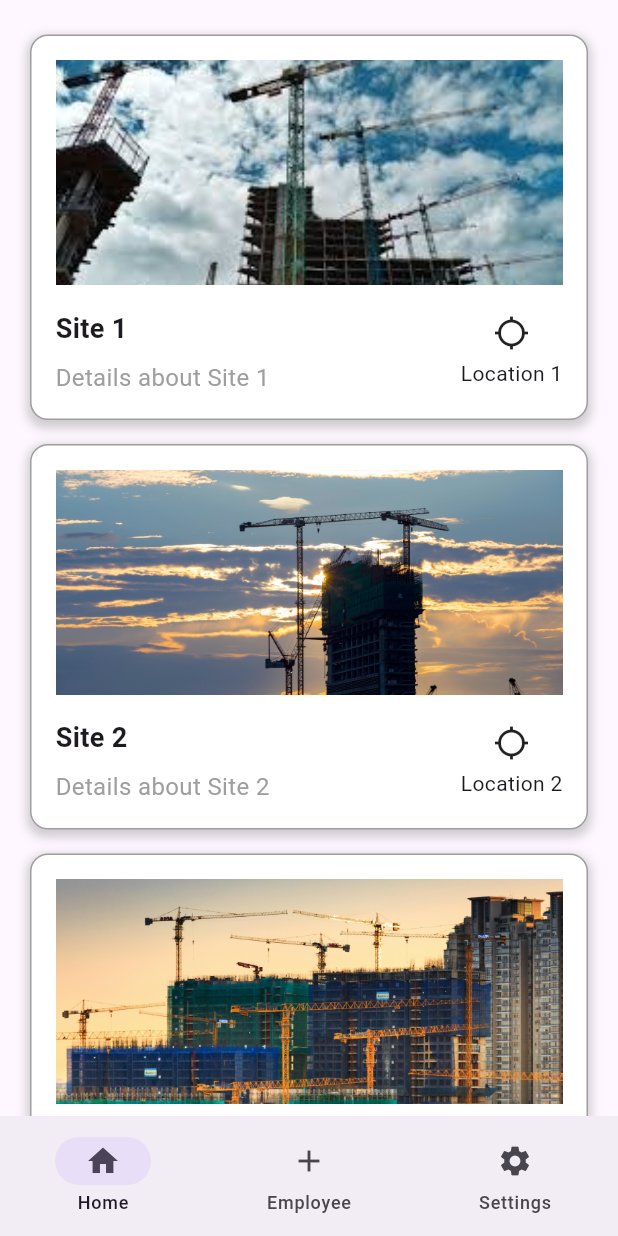
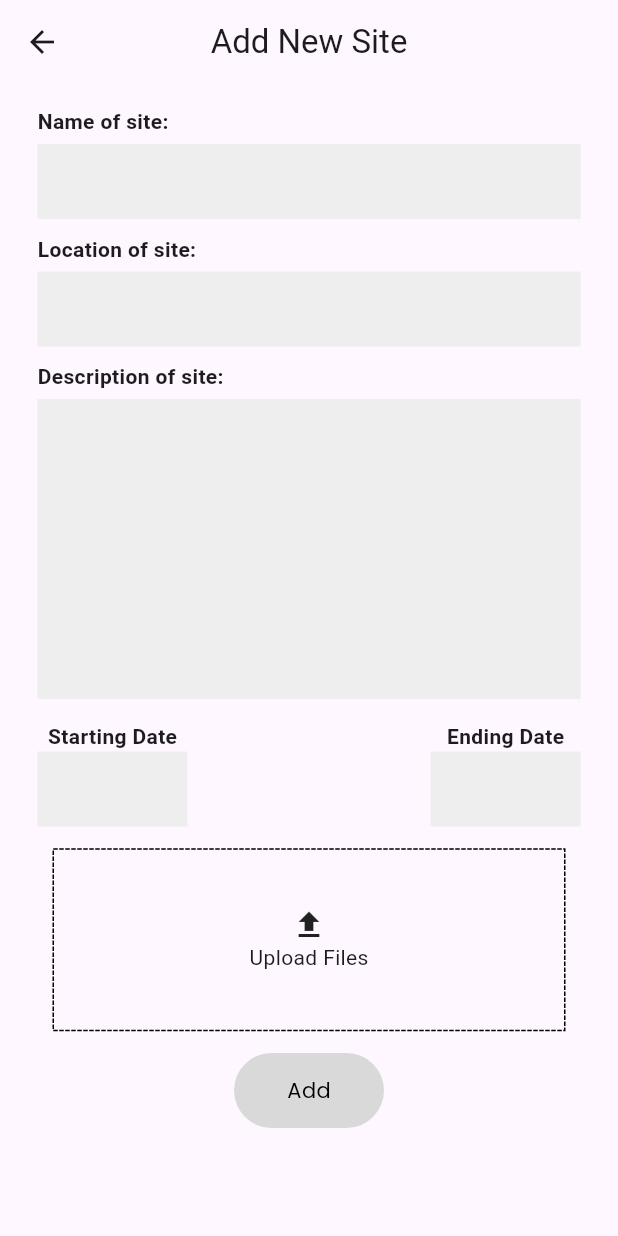
Before and after one commit to editorschamber/construction_user, a Flutter app: the screen it shows after launch, on a phone screen of 412 x 824 dp. Run offline on Flutter 3.47's test engine with Material 3 defaults, Android fonts, the phone set to English and light mode, and no system bars; drawn by our look-alikes of dotted_border; our stand-ins replace firebase_auth, firebase_core, get, pinput; accounts and stored records are empty.

Commit message:
added bindings and controllers

```diff
--- a/lib/main.dart
+++ b/lib/main.dart
@@ -4,10 +4,12 @@ import 'package:get/get_navigation/src/root/get_material_app.dart';
 import 'package:site_construct/firebase_options.dart';
 import 'package:site_construct/routes/route.dart';
 import 'package:site_construct/ui/user/addNewSite/add_new_site.dart';
+import 'package:site_construct/ui/user/addNewSite/binding/add_new_site_binding.dart';
 import 'package:site_construct/ui/user/login/binding/login_binding.dart';
 import 'package:site_construct/ui/user/login/login_screen.dart';
 import 'package:site_construct/ui/user/navigationMenu/navigation_menu.dart';
 import 'package:site_construct/ui/user/onBoarding/on_boarding_screen.dart';
+import 'package:site_construct/ui/user/profile/profile_screen.dart';
 
 void main() async {
   WidgetsFlutterBinding.ensureInitialized();
@@ -31,7 +33,9 @@ class MyApp extends StatelessWidget {
       ),
       debugShowCheckedModeBanner: false,
       getPages: routes,
-      home: const NavigationMenu(),
+      home: const AddNewSite(),
+      initialRoute: addNewSiteScreen,
+      initialBinding: AddNewSiteBinding(),
     );
   }
 }
--- a/lib/routes/route.dart
+++ b/lib/routes/route.dart
@@ -1,5 +1,7 @@
 import 'package:get/get_core/src/get_main.dart';
 import 'package:get/get_navigation/get_navigation.dart';
+import 'package:site_construct/ui/user/addNewSite/add_new_site.dart';
+import 'package:site_construct/ui/user/addNewSite/binding/add_new_site_binding.dart';
 import 'package:site_construct/ui/user/details/details_screen.dart';
 import 'package:site_construct/ui/user/homeScreen/home_screen.dart';
 import 'package:site_construct/ui/user/homeScreen/models/site.dart';
@@ -13,6 +15,8 @@ import 'package:site_construct/ui/user/otp/binding/otp_binding.dart';
 import 'package:site_construct/ui/user/otp/otp_screen.dart';
 import 'package:site_construct/ui/user/material/material_screen.dart';
 import 'package:site_construct/ui/user/otp/widgets/otp_page.dart';
+import 'package:site_construct/ui/user/profile/binding/profile_binding.dart';
+import 'package:site_construct/ui/user/profile/profile_screen.dart';
 import 'package:site_construct/ui/user/siteEmployee/site_employee_list.dart';
 
 const String homeScreen = "/homeScreen";
@@ -25,6 +29,8 @@ const String labourScreen = "/labourScreen";
 const String materialScreen = "/materialScreen";
 const String siteEmployeeList = "/siteEmployeeList";
 const String onBoardingScreen = "/onBoardingScreen";
+const String profileScreen = "/profileScreen";
+const String addNewSiteScreen = "/addNewSiteScreen";
 
 List<GetPage<dynamic>> routes = [
   GetPage(name: homeScreen, page: () => const HomeScreen()),
@@ -53,4 +59,14 @@ List<GetPage<dynamic>> routes = [
     page: () => OnBoardingScreen(),
     binding: OnBoardingBinding(),
   ),
+  GetPage(
+    name: profileScreen,
+    page: () => ProfileScreen(),
+    binding: ProfileBinding(),
+  ),
+  GetPage(
+    name: addNewSiteScreen,
+    page: () => AddNewSite(),
+    binding: AddNewSiteBinding(),
+  ),
 ];
--- a/lib/ui/user/addNewSite/binding/add_new_site_binding.dart
+++ b/lib/ui/user/addNewSite/binding/add_new_site_binding.dart
@@ -0,0 +1,9 @@
+import 'package:get/get.dart';
+import 'package:site_construct/ui/user/addNewSite/controller/add_new_site_controller.dart';
+
+class AddNewSiteBinding implements Bindings {
+  @override
+  void dependencies() {
+    Get.lazyPut<AddNewSiteController>(() => AddNewSiteController());
+  }
+}
--- a/lib/ui/user/addNewSite/controller/add_new_site_controller.dart
+++ b/lib/ui/user/addNewSite/controller/add_new_site_controller.dart
@@ -0,0 +1,24 @@
+import 'package:flutter/cupertino.dart';
+import 'package:get/get.dart';
+
+class AddNewSiteController extends GetxController{
+  TextEditingController siteNameController = TextEditingController();
+  TextEditingController locationController = TextEditingController();
+  TextEditingController descriptionController = TextEditingController();
+
+  void addFun(){
+    String siteName = siteNameController.text;
+    String location = locationController.text;
+    String description = descriptionController.text;
+
+    print("site name: $siteName");
+    print("site name: $location");
+    print("site name: $description");
+
+    Get.snackbar(
+      "Success",
+      "Profile updated successfully",
+      snackPosition: SnackPosition.BOTTOM,
+    );
+  }
+}
--- a/lib/ui/user/addNewSite/widgets/add_new_site_page.dart
+++ b/lib/ui/user/addNewSite/widgets/add_new_site_page.dart
@@ -0,0 +1,109 @@
+import 'package:dotted_border/dotted_border.dart';
+import 'package:flutter/material.dart';
+import 'package:get/get.dart';
+import 'package:site_construct/core/extension/text_style_extension.dart';
+import 'package:site_construct/ui/user/addNewSite/controller/add_new_site_controller.dart';
+
+import '../../../../constrant/custom_color.dart';
+import '../../../../utils/common/common_widgets/custom_button.dart';
+import '../../../../utils/common/common_widgets/custom_text_field.dart';
+
+class AddNewSitePage extends GetView<AddNewSiteController> {
+  const AddNewSitePage({super.key});
+
+  @override
+  Widget build(BuildContext context) {
+    return Container(
+      padding: EdgeInsets.symmetric(horizontal: 25, vertical: 15),
+      child: Column(
+        crossAxisAlignment: CrossAxisAlignment.start,
+        children: [
+          Text("Name of site: ").customStyle(),
+          SizedBox(
+            height: 5,
+          ),
+          CustomTextField(controller: controller.siteNameController,),
+          SizedBox(
+            height: 10,
+          ),
+          Text("Location of site: ").customStyle(),
+          SizedBox(
+            height: 5,
+          ),
+          CustomTextField(controller: controller.locationController),
+          SizedBox(
+            height: 10,
+          ),
+          Text("Description of site: ").customStyle(),
+          SizedBox(
+            height: 5,
+          ),
+          CustomTextField(
+            controller: controller.descriptionController,
+            height: 200,
+          ),
+          SizedBox(
+            height: 15,
+          ),
+          Row(
+            mainAxisAlignment: MainAxisAlignment.spaceBetween,
+            children: [
+              Container(
+                width: 100,
+                height: 70,
+                child: Column(
+                  crossAxisAlignment: CrossAxisAlignment.center,
+                  children: [
+                    Text("Starting Date").customStyle(),
+                    CustomTextField(),
+                  ],
+                ),
+              ),
+              Container(
+                width: 100,
+                height: 70,
+                child: Column(
+                  crossAxisAlignment: CrossAxisAlignment.center,
+                  children: [
+                    Text("Ending Date").customStyle(),
+                    CustomTextField(),
+                  ],
+                ),
+              ),
+            ],
+          ),
+          SizedBox(
+            height: 15,
+          ),
+          Center(
+            child: Container(
+              width: 341,
+              height: 121,
+              child: DottedBorder(
+                color: Colors.black,
+                strokeWidth: 1,
+                child: Center(
+                  child: Column(
+                    mainAxisAlignment: MainAxisAlignment.center,
+                    children: [Icon(Icons.upload), Text("Upload Files")],
+                  ),
+                ),
+              ),
+            ),
+          ),
+          SizedBox(
+            height: 15,
+          ),
+          Center(
+            child: CustomButton(
+              buttonColor: CustomColor.containerColor,
+              textColor: Colors.black,
+              buttonText: "Add",
+              onTap: () => controller.addFun(),
+            ),
+          ),
+        ],
+      ),
+    );
+  }
+}
--- a/lib/utils/common/common_widgets/custom_text_field.dart
+++ b/lib/utils/common/common_widgets/custom_text_field.dart
@@ -11,7 +11,7 @@ class CustomTextField extends StatelessWidget {
     this.hintText,
     this.icon,
     this.controller,
-    this.height = 50
+    this.height = 50,
   });
 
   @override
@@ -24,10 +24,12 @@ class CustomTextField extends StatelessWidget {
       child: TextField(
         controller: controller,
         decoration: InputDecoration(
-          icon: Icon(
+          icon: icon != null
+              ? Icon(
             icon,
             color: Colors.grey,
-          ),
+          )
+              : null,
           hintText: hintText,
           hintStyle: const TextStyle(
             fontFamily: 'Poppins',
@@ -35,6 +37,7 @@ class CustomTextField extends StatelessWidget {
             color: Colors.grey,
           ),
           border: InputBorder.none,
+          contentPadding: EdgeInsets.only(left: icon == null ? 16.0 : 0.0),
         ),
       ),
     );
```
Also changed, not shown: lib/ui/user/addNewSite/add_new_site.dart (+7 -94 lines), lib/ui/user/profile/binding/profile_binding.dart (+10 -0 lines), lib/ui/user/profile/controller/profile_controller.dart (+30 -0 lines), lib/ui/user/profile/profile_screen.dart (+29 -0 lines), lib/ui/user/profile/widgets/profile_page.dart (+96 -0 lines).
